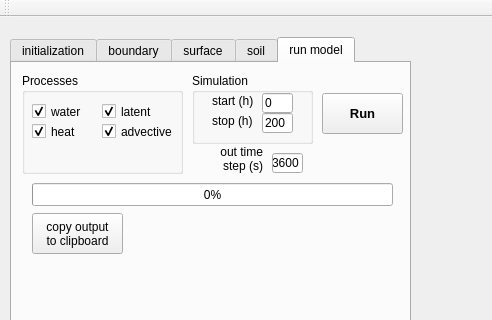
This is bin/HEAT1D/mainwindow.ui in ARPA-SIMC/CRITERIA1D as Qt 5 draws it before an edit; both pictures show x 0 to 492 and y 0 to 320 of the 1200 by 619 pixel window. The edited form follows.
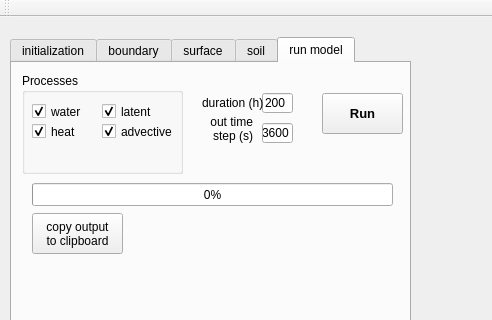
This is the edited form.

Diff of the .ui file:
```diff
--- a/bin/HEAT1D/mainwindow.ui
+++ b/bin/HEAT1D/mainwindow.ui
@@ -1022,71 +1022,6 @@
        </property>
       </widget>
      </widget>
-     <widget class="QGroupBox" name="groupBox_simTime">
-      <property name="geometry">
-       <rect>
-        <x>180</x>
-        <y>10</y>
-        <width>121</width>
-        <height>71</height>
-       </rect>
-      </property>
-      <property name="title">
-       <string>Simulation</string>
-      </property>
-      <widget class="QLineEdit" name="lineEditSimStart">
-       <property name="geometry">
-        <rect>
-         <x>70</x>
-         <y>20</y>
-         <width>31</width>
-         <height>20</height>
-        </rect>
-       </property>
-       <property name="text">
-        <string>0</string>
-       </property>
-      </widget>
-      <widget class="QLabel" name="label_12">
-       <property name="geometry">
-        <rect>
-         <x>20</x>
-         <y>20</y>
-         <width>41</width>
-         <height>16</height>
-        </rect>
-       </property>
-       <property name="text">
-        <string>start (h)</string>
-       </property>
-      </widget>
-      <widget class="QLabel" name="label_13">
-       <property name="geometry">
-        <rect>
-         <x>20</x>
-         <y>40</y>
-         <width>51</width>
-         <height>16</height>
-        </rect>
-       </property>
-       <property name="text">
-        <string>stop (h)</string>
-       </property>
-      </widget>
-      <widget class="QLineEdit" name="lineEditSimStop">
-       <property name="geometry">
-        <rect>
-         <x>70</x>
-         <y>40</y>
-         <width>31</width>
-         <height>20</height>
-        </rect>
-       </property>
-       <property name="text">
-        <string>200</string>
-       </property>
-      </widget>
-     </widget>
      <widget class="QPushButton" name="pushRunAllPeriod">
       <property name="geometry">
        <rect>
@@ -1166,8 +1101,8 @@
      <widget class="QLabel" name="label_15">
       <property name="geometry">
        <rect>
-        <x>190</x>
-        <y>80</y>
+        <x>180</x>
+        <y>50</y>
         <width>61</width>
         <height>31</height>
        </rect>
@@ -1185,8 +1120,8 @@
      <widget class="QLineEdit" name="lineEditTimeStep">
       <property name="geometry">
        <rect>
-        <x>260</x>
-        <y>90</y>
+        <x>250</x>
+        <y>60</y>
         <width>31</width>
         <height>20</height>
        </rect>
@@ -1195,6 +1130,32 @@
        <string>3600</string>
       </property>
      </widget>
+     <widget class="QLineEdit" name="lineEditSimDuration">
+      <property name="geometry">
+       <rect>
+        <x>250</x>
+        <y>30</y>
+        <width>31</width>
+        <height>20</height>
+       </rect>
+      </property>
+      <property name="text">
+       <string>200</string>
+      </property>
+     </widget>
+     <widget class="QLabel" name="label_13">
+      <property name="geometry">
+       <rect>
+        <x>190</x>
+        <y>30</y>
+        <width>61</width>
+        <height>20</height>
+       </rect>
+      </property>
+      <property name="text">
+       <string>duration (h)</string>
+      </property>
+     </widget>
     </widget>
    </widget>
   </widget>
```
